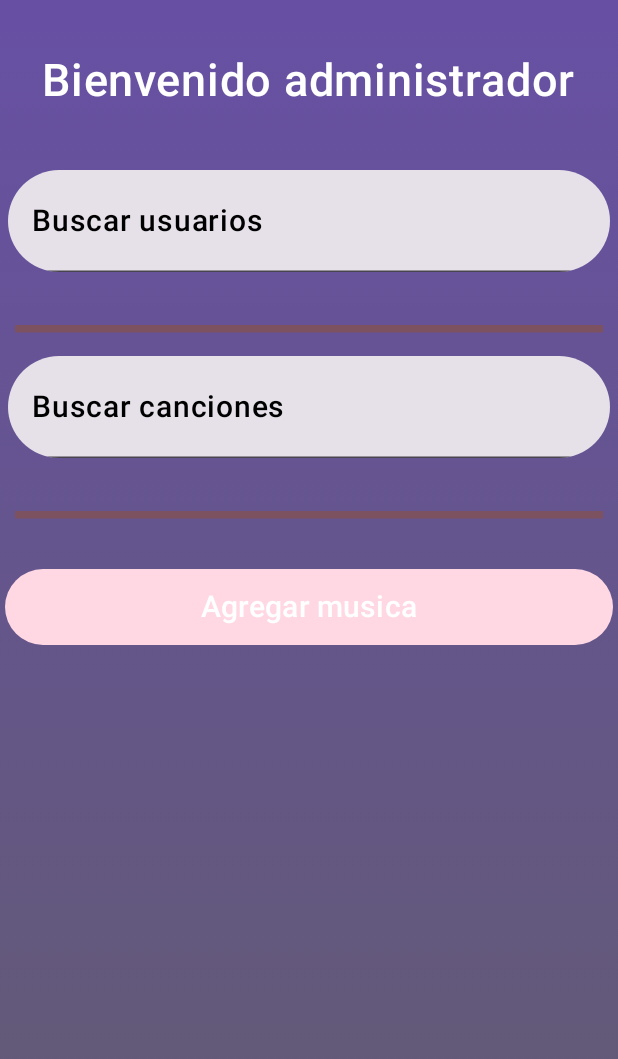
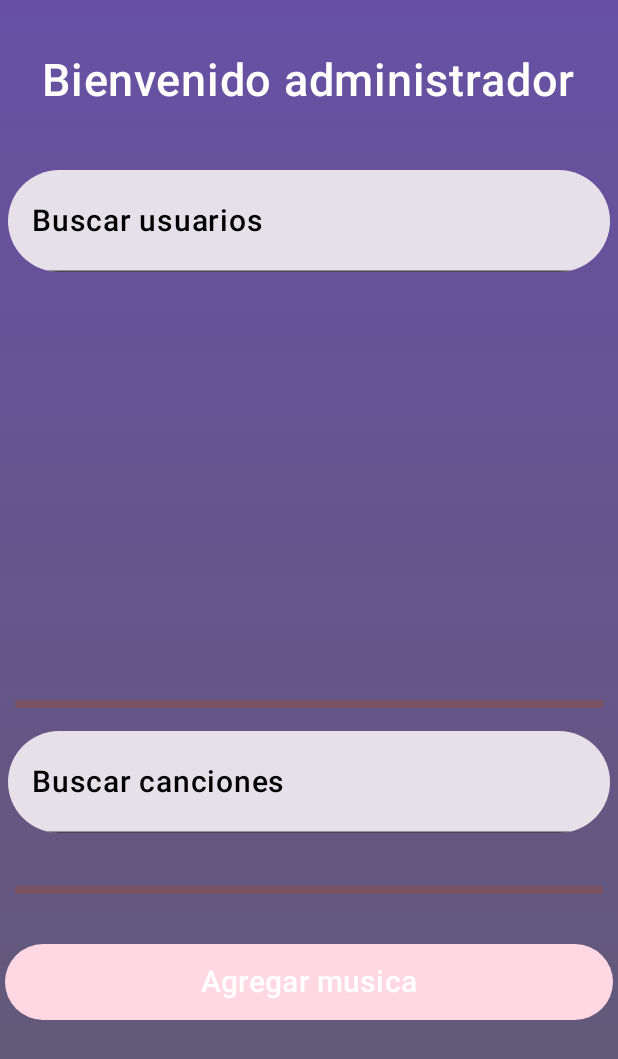
Before and after one commit to KIHM-02/SoundScape, an Android app built with Jetpack Compose: the HomeAdmin screen opened directly, with no data from a screen before it, on a phone screen of 412 x 824 dp. Shown: the top 1059 px of the screen. Run offline under Robolectric (Android 15) with nearby library versions, the phone set to English and light mode, and no system bars.

Commit message:
Solved the problems with addition of songs

```diff
--- a/app/src/main/AndroidManifest.xml
+++ b/app/src/main/AndroidManifest.xml
@@ -24,6 +24,12 @@
             android:theme="@style/Theme.SoundScape">
 
         </activity>
+
+        <activity
+            android:name=".view.AddMusic"
+            android:exported="false"
+            android:label="AddMusica"
+            android:theme="@style/Theme.SoundScape" />
 
         <activity
             android:name=".view.Reproductor"
--- a/app/src/main/java/com/example/soundscape/view/HomeAdmin.kt
+++ b/app/src/main/java/com/example/soundscape/view/HomeAdmin.kt
@@ -138,7 +138,9 @@ class HomeAdmin : ComponentActivity() {
                 LazyColumn (
                     //horizontalArrangement = Arrangement.spacedBy(10.dp),
                     verticalArrangement = Arrangement.spacedBy(10.dp),
-                    modifier = Modifier.padding(10.dp)
+                    modifier = Modifier
+                        .padding(10.dp)
+                        .size(width = 200.dp, height = 250.dp)
                 ){
                     items(usuarios){ usuario ->
                         Card(
```
